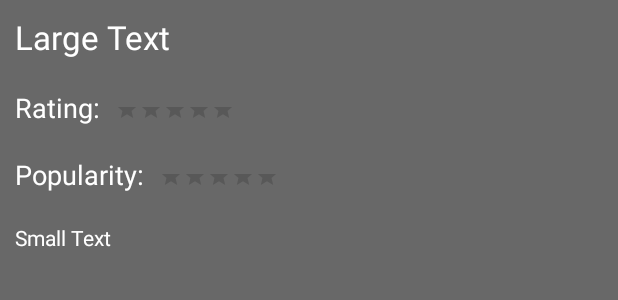
After one commit to newtonry/android-movies, an Android app: the layout details_fragment.xml on its own in the app's theme, with its tools: preview values and no code run, on a phone screen of 412 x 824 dp. The commit adds this screen. Shown: the top 300 px of the screen. Run offline under Robolectric (Android 15) with nearby library versions, the phone set to English and light mode, and no system bars.

Commit message:
Add fragment with details

```diff
--- a/app/src/main/java/com/fadetoproductions/rvkn/flickster/MovieActivity.java
+++ b/app/src/main/java/com/fadetoproductions/rvkn/flickster/MovieActivity.java
@@ -30,6 +30,9 @@ public class MovieActivity extends AppCompatActivity {
     @Override
     protected void onCreate(Bundle savedInstanceState) {
         super.onCreate(savedInstanceState);
+
+//        requestWindowFeature(Window.FEATURE_NO_TITLE);
+
         setContentView(R.layout.activity_movie);
 
         swipeContainer = (SwipeRefreshLayout) findViewById(R.id.swipeContainer);
@@ -48,6 +51,7 @@ public class MovieActivity extends AppCompatActivity {
         });
 
         fetchAndSetMovies();
+
     }
 
     private void fetchAndSetMovies() {
--- /dev/null
+++ b/app/src/main/res/layout/details_fragment.xml
@@ -0,0 +1,85 @@
+<?xml version="1.0" encoding="utf-8"?>
+<RelativeLayout xmlns:android="http://schemas.android.com/apk/res/android"
+    android:layout_width="match_parent"
+    android:layout_height="match_parent"
+    android:background="@color/transparentBlackDarker"
+    >
+
+    <TextView
+        style="@style/BaseTextView"
+        android:layout_width="wrap_content"
+        android:layout_height="wrap_content"
+        android:textAppearance="?android:attr/textAppearanceLarge"
+        android:text="Large Text"
+        android:id="@+id/tvTitle"
+        android:layout_alignParentTop="true"
+        android:layout_alignParentLeft="true"
+        android:layout_alignParentStart="true"
+ />
+
+    <TextView
+        style="@style/BaseTextView"
+        android:layout_width="wrap_content"
+        android:layout_height="wrap_content"
+        android:textAppearance="?android:attr/textAppearanceMedium"
+        android:text="@string/rating"
+        android:id="@+id/tvRating"
+        android:layout_below="@+id/tvTitle"
+        android:layout_alignStart="@+id/tvTitle"
+        android:layout_alignLeft="@+id/tvTitle" />
+
+    <RatingBar
+        style="?android:attr/ratingBarStyleSmall"
+        android:layout_width="wrap_content"
+        android:layout_height="wrap_content"
+        android:id="@+id/rbRating"
+        android:isIndicator="true"
+        android:max="5"
+        android:stepSize="0.01"
+        android:layout_alignTop="@+id/tvRating"
+        android:layout_alignBottom="@+id/tvRating"
+        android:layout_toRightOf="@+id/tvRating"
+        android:layout_toEndOf="@+id/tvRating"
+        android:layout_marginTop="15dp"
+        />
+
+    <TextView
+        style="@style/BaseTextView"
+        android:layout_width="wrap_content"
+        android:layout_height="wrap_content"
+        android:textAppearance="?android:attr/textAppearanceMedium"
+        android:text="@string/popularity"
+        android:id="@+id/tvPopularity"
+        android:layout_below="@+id/tvRating"
+        android:layout_alignParentLeft="true"
+        android:layout_alignParentStart="true" />
+
+    <RatingBar
+        style="?android:attr/ratingBarStyleSmall"
+        android:layout_width="wrap_content"
+        android:layout_height="wrap_content"
+        android:id="@+id/rbPopularity"
+        android:isIndicator="true"
+        android:max="5"
+        android:stepSize="0.01"
+        android:layout_alignTop="@+id/tvPopularity"
+        android:layout_alignBottom="@+id/tvPopularity"
+        android:layout_toRightOf="@+id/tvPopularity"
+        android:layout_toEndOf="@+id/tvPopularity"
+        android:layout_marginTop="15dp"
+        />
+
+
+    <TextView
+        style="@style/BaseTextView"
+        android:layout_width="wrap_content"
+        android:layout_height="wrap_content"
+        android:textAppearance="?android:attr/textAppearanceSmall"
+        android:text="Small Text"
+        android:id="@+id/tvDescription"
+        android:layout_below="@+id/tvPopularity"
+        android:layout_alignLeft="@+id/tvPopularity"
+        android:layout_alignStart="@+id/tvPopularity" />
+
+
+</RelativeLayout>
--- a/app/src/main/res/layout/item_movie.xml
+++ b/app/src/main/res/layout/item_movie.xml
@@ -21,6 +21,7 @@
         android:textAppearance="?android:attr/textAppearanceLarge"
         tools:text="Star Trek Beyond"
         android:id="@+id/tvTitle"
+        android:maxLines="1"
         android:layout_alignParentTop="true"
         android:layout_toRightOf="@+id/ivMovieImage"
         android:layout_toEndOf="@+id/ivMovieImage"
--- a/app/src/main/res/values/colors.xml
+++ b/app/src/main/res/values/colors.xml
@@ -3,6 +3,6 @@
     <color name="colorPrimary">#3F51B5</color>
     <color name="colorPrimaryDark">#303F9F</color>
     <color name="colorAccent">#FF4081</color>
-    <color name="transparentBlack">#70000000</color>
-
+    <color name="transparentBlack">#75000000</color>
+    <color name="transparentBlackDarker">#94000000</color>
 </resources>
--- a/app/src/main/res/values/strings.xml
+++ b/app/src/main/res/values/strings.xml
@@ -1,4 +1,6 @@
 <resources>
     <string name="app_name">Flickster</string>
     <string name="some_image">some image</string>
+    <string name="popularity">Popularity:</string>
+    <string name="rating">Rating:</string>
 </resources>
--- a/app/src/main/res/values/styles.xml
+++ b/app/src/main/res/values/styles.xml
@@ -1,11 +1,12 @@
 <resources>
 
     <!-- Base application theme. -->
-    <style name="AppTheme" parent="Theme.AppCompat.Light.DarkActionBar">
+    <style name="AppTheme" parent="Theme.AppCompat.Light.NoActionBar">
         <!-- Customize your theme here. -->
         <item name="colorPrimary">@color/colorPrimary</item>
-        <item name="colorPrimaryDark">@color/colorPrimaryDark</item>
+        <item name="colorPrimaryDark">@android:color/black</item>
         <item name="colorAccent">@color/colorAccent</item>
+        <item name="android:windowNoTitle">true</item>
     </style>
 
     <style name="VerticalMovieItem">
@@ -17,7 +18,11 @@
         <item name="android:layout_height">wrap_content</item>
         <item name="android:padding">10dp</item>
         <item name="android:textColor">@android:color/white</item>
+        <item name="android:scrollHorizontally">true</item>
+        <item name="android:ellipsize">end</item>
+        <item name="android:maxLines">8</item>
     </style>
+
 
     <style name="PopularTextView" parent="BaseTextView">
         <item name="android:background">@color/transparentBlack</item>
```
Also changed, not shown: app/src/main/java/com/fadetoproductions/rvkn/flickster/adapters/MovieArrayAdapter.java (+21 -1 lines), app/src/main/java/com/fadetoproductions/rvkn/flickster/fragments/DetailsFragment.java (added, +88 -0 lines), app/src/main/java/com/fadetoproductions/rvkn/flickster/models/Movie.java (+8 -0 lines), 1 other file.
